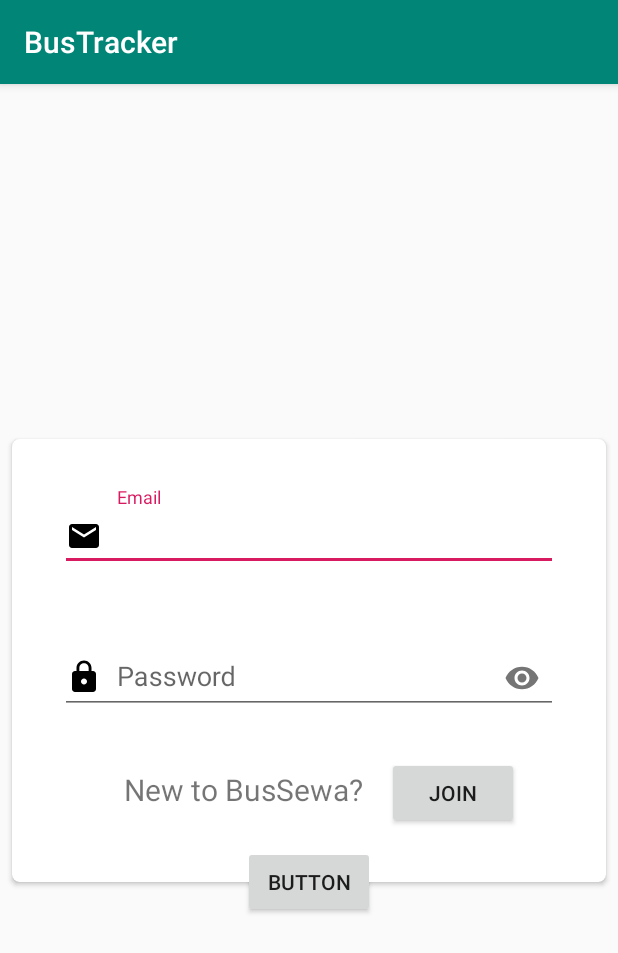
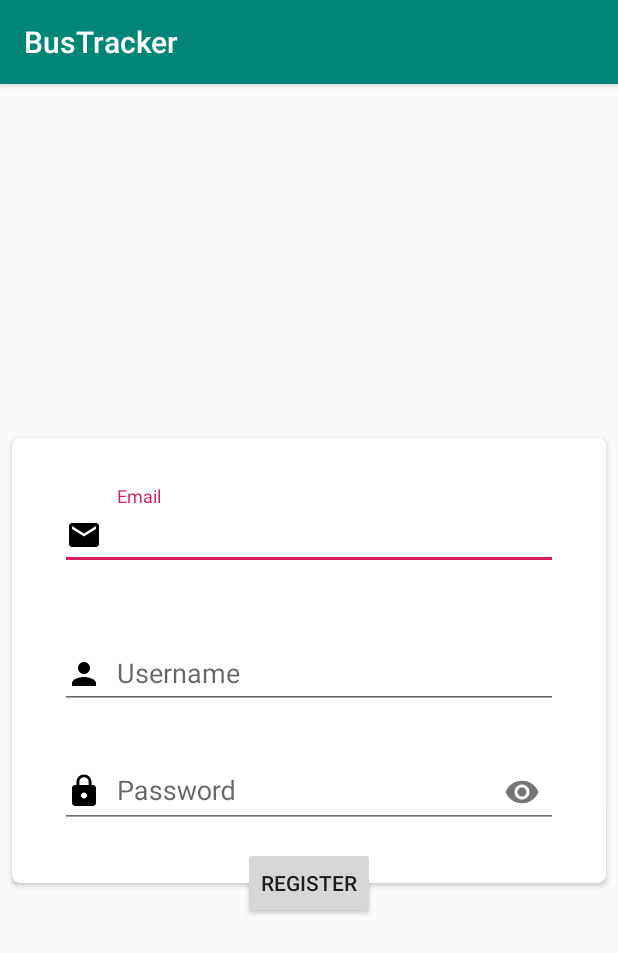
Before and after one commit to bikal3/BusSewa, an Android app: the fragment RegisterFragment shown on its own in the app's theme, on a phone screen of 412 x 824 dp. Shown: the top 953 px of the screen. Run offline under Robolectric (Android 15) with nearby library versions, the phone set to English and light mode, and no system bars.

Commit message:
small update on login and signup

```diff
--- a/app/src/main/java/com/example/bustracker/MainActivity.java
+++ b/app/src/main/java/com/example/bustracker/MainActivity.java
@@ -10,5 +10,6 @@ public class MainActivity extends AppCompatActivity {
     protected void onCreate(Bundle savedInstanceState) {
         super.onCreate(savedInstanceState);
         setContentView(R.layout.activity_main);
+
     }
 }
--- /dev/null
+++ b/app/src/main/res/drawable/ic_person_black_24dp.xml
@@ -0,0 +1,9 @@
+<vector xmlns:android="http://schemas.android.com/apk/res/android"
+        android:width="24dp"
+        android:height="24dp"
+        android:viewportWidth="24.0"
+        android:viewportHeight="24.0">
+    <path
+        android:fillColor="#FF000000"
+        android:pathData="M12,12c2.21,0 4,-1.79 4,-4s-1.79,-4 -4,-4 -4,1.79 -4,4 1.79,4 4,4zM12,14c-2.67,0 -8,1.34 -8,4v2h16v-2c0,-2.66 -5.33,-4 -8,-4z"/>
+</vector>
--- a/app/src/main/res/layout/fragment_register.xml
+++ b/app/src/main/res/layout/fragment_register.xml
@@ -7,7 +7,7 @@
     tools:context=".RegisterFragment">
 
     <androidx.cardview.widget.CardView
-        android:id="@+id/login_CardView"
+        android:id="@+id/register_cardview"
         android:layout_width="match_parent"
         android:layout_height="wrap_content"
         android:layout_centerInParent="true"
@@ -31,7 +31,7 @@
             android:layout_height="match_parent">
 
             <com.google.android.material.textfield.TextInputLayout
-                android:id="@+id/textInputLayout"
+                android:id="@+id/til_email"
                 android:layout_width="match_parent"
                 android:layout_height="wrap_content"
                 android:layout_marginStart="16dp"
@@ -48,6 +48,7 @@
                 app:layout_constraintVertical_bias="0.0">
 
                 <com.google.android.material.textfield.TextInputEditText
+                    android:id="@+id/et_register_email"
                     android:layout_width="match_parent"
                     android:layout_height="wrap_content"
                     android:drawableStart="@drawable/ic_email_black_24dp"
@@ -61,24 +62,23 @@
             </com.google.android.material.textfield.TextInputLayout>
 
             <com.google.android.material.textfield.TextInputLayout
-                android:id="@+id/password_til"
+                android:id="@+id/til_password"
                 android:layout_width="match_parent"
                 android:layout_height="wrap_content"
                 android:layout_marginStart="16dp"
                 android:layout_marginLeft="16dp"
-                android:layout_marginTop="16dp"
                 android:layout_marginEnd="16dp"
                 android:layout_marginRight="16dp"
-                android:layout_marginBottom="16dp"
                 app:errorEnabled="true"
-                app:passwordToggleEnabled="true"
                 app:layout_constraintBottom_toBottomOf="parent"
                 app:layout_constraintEnd_toEndOf="parent"
+                app:layout_constraintHorizontal_bias="0.0"
                 app:layout_constraintStart_toStartOf="parent"
-                app:layout_constraintTop_toBottomOf="@+id/textInputLayout"
-                app:layout_constraintVertical_bias="0.0">
+                app:layout_constraintTop_toBottomOf="@+id/til_username"
+                app:passwordToggleEnabled="true">
 
                 <com.google.android.material.textfield.TextInputEditText
+                    android:id="@+id/et_register_password"
                     android:layout_width="match_parent"
                     android:layout_height="wrap_content"
                     android:drawableStart="@drawable/ic_lock_black_24dp"
@@ -91,46 +91,45 @@
 
             </com.google.android.material.textfield.TextInputLayout>
 
-            <TextView
-                android:id="@+id/textView5"
-                android:layout_width="wrap_content"
+            <com.google.android.material.textfield.TextInputLayout
+                android:id="@+id/til_username"
+                android:layout_width="match_parent"
                 android:layout_height="wrap_content"
+
+                app:errorEnabled="true"
                 android:layout_marginStart="16dp"
                 android:layout_marginLeft="16dp"
                 android:layout_marginTop="16dp"
                 android:layout_marginEnd="16dp"
                 android:layout_marginRight="16dp"
-                android:layout_marginBottom="32dp"
-                android:text="@string/new_to_bussewa"
-                android:textSize="20sp"
-                app:layout_constraintBottom_toBottomOf="parent"
-                app:layout_constraintEnd_toStartOf="@id/button3"
-                app:layout_constraintHorizontal_chainStyle="packed"
+                app:layout_constraintEnd_toEndOf="parent"
                 app:layout_constraintStart_toStartOf="parent"
-                app:layout_constraintTop_toBottomOf="@+id/password_til" />
+                app:layout_constraintTop_toBottomOf="@+id/til_email">
 
-            <Button
-                android:id="@+id/button3"
-                android:layout_width="wrap_content"
-                android:layout_height="wrap_content"
-                android:text="@string/join"
-                app:layout_constraintBaseline_toBaselineOf="@+id/textView5"
-                app:layout_constraintEnd_toEndOf="parent"
-                app:layout_constraintHorizontal_bias="0.15"
-                app:layout_constraintStart_toEndOf="@+id/textView5" />
+                <com.google.android.material.textfield.TextInputEditText
+                    android:id="@+id/et_register_username"
+                    android:layout_width="match_parent"
+                    android:layout_height="wrap_content"
+                    android:drawableStart="@drawable/ic_person_black_24dp"
+                    android:drawableLeft="@drawable/ic_person_black_24dp"
+                    android:drawablePadding="10dp"
+                    android:hint="@string/username"
+                    tools:layout_editor_absoluteX="0dp"
+                    tools:layout_editor_absoluteY="173dp"  />
+            </com.google.android.material.textfield.TextInputLayout>
         </androidx.constraintlayout.widget.ConstraintLayout>
     </androidx.cardview.widget.CardView>
 
     <Button
-        android:id="@+id/button5"
+        android:id="@+id/btn_reg_register"
         android:layout_width="wrap_content"
         android:layout_height="wrap_content"
         android:layout_marginTop="16dp"
         android:layout_marginBottom="16dp"
-        android:text="Button"
-        app:layout_constraintBottom_toBottomOf="@+id/login_CardView"
-        app:layout_constraintEnd_toEndOf="@+id/login_CardView"
-        app:layout_constraintStart_toStartOf="@+id/login_CardView"
-        app:layout_constraintTop_toBottomOf="@+id/login_CardView" />
+        android:text="@string/register"
+        app:layout_constraintBottom_toBottomOf="@+id/register_cardview"
+        app:layout_constraintEnd_toEndOf="@+id/register_cardview"
+        app:layout_constraintStart_toStartOf="@+id/register_cardview"
+        app:layout_constraintTop_toBottomOf="@+id/register_cardview" />
 
 </androidx.constraintlayout.widget.ConstraintLayout>
--- a/app/src/main/res/values/strings.xml
+++ b/app/src/main/res/values/strings.xml
@@ -9,4 +9,5 @@
     <string name="password">Password</string>
     <string name="new_to_bussewa">New to BusSewa?</string>
     <string name="join">Join</string>
+    <string name="username">Username</string>
 </resources>
```
Also changed, not shown: app/src/main/res/layout/activity_main.xml (+38 -5 lines), app/src/main/res/layout/fragment_login.xml (+8 -6 lines).
